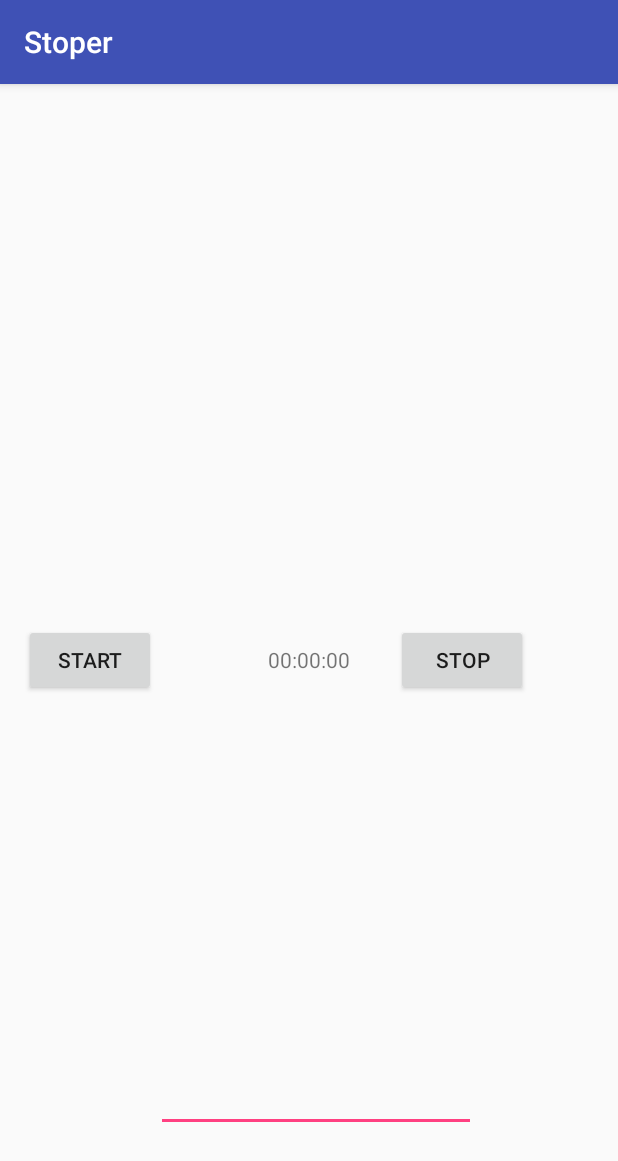
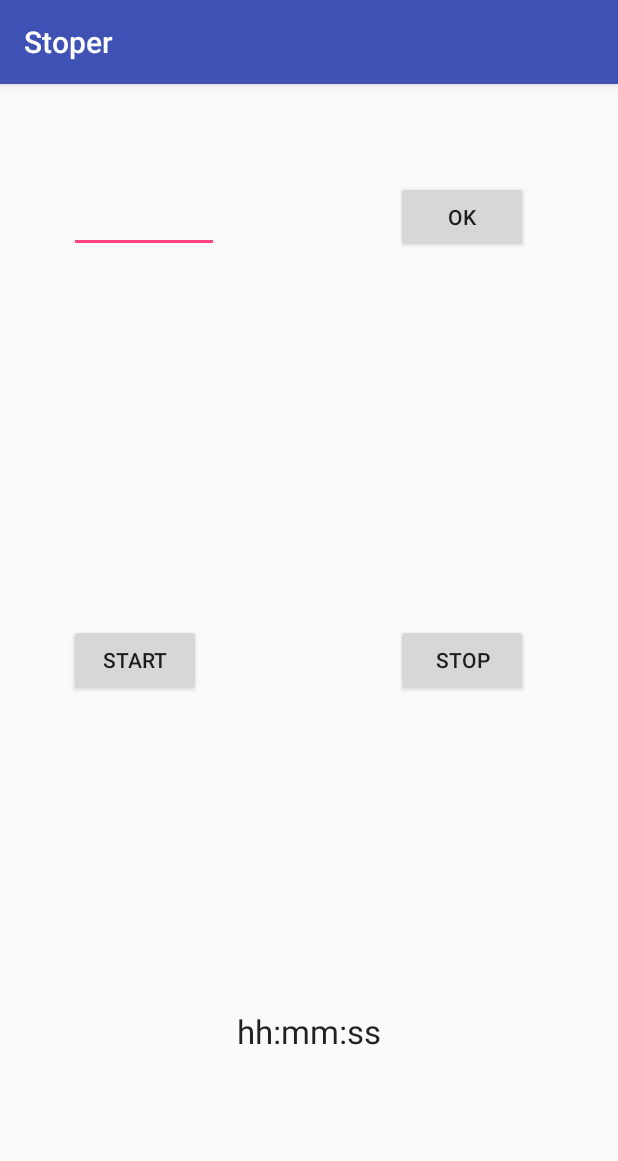
Before and after one commit to grzegul/stoper, an Android app: the screen it shows after launch (MainActivity), on a phone screen of 412 x 824 dp. Shown: the top 1161 px of the screen. Run offline under Robolectric (Android 15) with nearby library versions, the light colour scheme and no system bars.

Commit message:
dodane wprowadzanie czasu

```diff
--- a/app/src/main/java/io/github/grzegul/stoper/MainActivity.java
+++ b/app/src/main/java/io/github/grzegul/stoper/MainActivity.java
@@ -6,6 +6,7 @@ import android.os.Build;
 import android.os.CountDownTimer;
 import android.support.v7.app.AppCompatActivity;
 import android.os.Bundle;
+import android.util.Log;
 import android.view.View;
 import android.widget.Button;
 import android.widget.EditText;
@@ -23,8 +24,39 @@ import java.util.concurrent.TimeUnit;
 
 public class MainActivity extends AppCompatActivity {
 
-    Button btnStart, btnStop;
-    TextView textViewTime;
+    private Button btnOK, btnStart, btnStop;
+    private TextView textViewTime;
+    private int godziny = 60*60*1000;
+    private int minuty = 60*1000;
+    private int sekundy = 1000;
+    private int interwal = 1000;
+    private CounterClass timer;
+
+    public int getGodziny() {
+        return godziny/(60*60*1000);
+    }
+    public void setGodziny(int godziny) {
+        this.godziny = godziny*60*60*1000;
+    }
+    public int getMinuty() {
+        return minuty/(60*1000);
+    }
+    public void setMinuty(int minuty) {
+        this.minuty = minuty*60*1000;
+    }
+    public int getSekundy() {
+        return sekundy/1000;
+    }
+    public void setSekundy(int sekundy) {
+        this.sekundy = sekundy*1000;
+    }
+    public int getInterwal() {
+        return interwal;
+    }
+    public void setInterwal(int interwal) {
+        this.interwal = interwal;
+    }
+
 
 
     @Override
@@ -32,30 +64,43 @@ public class MainActivity extends AppCompatActivity {
         super.onCreate(savedInstanceState);
         setContentView(R.layout.activity_main);
 
+        btnOK = (Button) findViewById(R.id.btnOK);
         btnStart = (Button) findViewById(R.id.btnStart);
         btnStop = (Button) findViewById(R.id.btnStop);
         textViewTime = (TextView) findViewById(R.id.textViewTime);
-        EditText editTextTime = (EditText) findViewById(R.id.editTextTime);
-        textViewTime.setText("00:00:00");
+        textViewTime.setText("hh:mm:ss");
 
+        btnOK.setOnClickListener(new View.OnClickListener() {
+            @Override
+            public void onClick(View v) {
+                EditText editTextTime = (EditText) findViewById(R.id.editTextTime);
+                String s =  editTextTime.getText().toString();
+                if((s.contains(":")) && ((s.split(":")).length>3)){
+                    setSekundy(0);
+                    setMinuty(0);
+                    setGodziny(0);
+                } else if((s.contains(":")) && ((s.split(":")).length>2)){
+                    setSekundy(Integer.valueOf(s.split(":")[2]));
+                    setMinuty(Integer.valueOf(s.split(":")[1]));
+                    setGodziny(Integer.valueOf(s.split(":")[0]));
+                }else if(s.contains(":")){
+                    setSekundy(Integer.valueOf(s.split(":")[1]));
+                    setMinuty(Integer.valueOf(s.split(":")[0]));
+                    setGodziny(0);
 
-        String s =  editTextTime.getText().toString();
-        DateFormat formatter = new SimpleDateFormat("hh:mm:ss a");
-        try {
-            Date date = formatter.parse(s);
-            textViewTime.setText((CharSequence) date);
-        } catch (ParseException e) {
-            e.printStackTrace();
-        }
+                }else{
+                    setSekundy(0);
+                    setMinuty(Integer.valueOf(s));
+                    setGodziny(0);
+                }
+                textViewTime.setText(getGodziny()+":"+getMinuty()+":"+getSekundy());
 
-
-        int milisekundy = 5000;
-        int interwal = 1000;
-        final CounterClass timer = new CounterClass(milisekundy, interwal);
-
+            }
+        });
         btnStart.setOnClickListener(new View.OnClickListener() {
             @Override
             public void onClick(View v) {
+                timer = new CounterClass(getGodziny()*60*60*1000+getMinuty()*60*1000+getSekundy()*1000, getInterwal());
                 timer.start();
             }
         });
@@ -74,14 +119,14 @@ public class MainActivity extends AppCompatActivity {
 
         }
 
-
         @Override
         public void onTick(long millisUntilFinished){
             long millis = millisUntilFinished;
             String hms = String.format("%02d:%02d:%02d", TimeUnit.MILLISECONDS.toHours(millis),
                     TimeUnit.MILLISECONDS.toMinutes(millis) - TimeUnit.HOURS.toMinutes(TimeUnit.MILLISECONDS.toHours(millis)),
                     TimeUnit.MILLISECONDS.toSeconds(millis) - TimeUnit.MINUTES.toSeconds(TimeUnit.MILLISECONDS.toMinutes(millis)));
-            System.out.println(hms);
+//            Log.d("debuggowanie", hms);
+ //           System.out.println(hms);
             textViewTime.setText(hms);
         }
 
--- a/app/src/main/res/layout/activity_main.xml
+++ b/app/src/main/res/layout/activity_main.xml
@@ -12,9 +12,11 @@
     <TextView
         android:layout_width="wrap_content"
         android:layout_height="wrap_content"
+        android:textAppearance="?android:attr/textAppearanceLarge"
         android:text="Time"
         android:id="@+id/textViewTime"
-        android:layout_centerVertical="true"
+        android:layout_marginBottom="106dp"
+        android:layout_alignParentBottom="true"
         android:layout_centerHorizontal="true" />
 
     <Button
@@ -22,6 +24,7 @@
         android:layout_height="wrap_content"
         android:text="Start"
         android:id="@+id/btnStart"
+        android:layout_marginStart="30dp"
         android:layout_centerVertical="true"
         android:layout_alignParentStart="true" />
     <Button
@@ -34,12 +37,22 @@
         android:layout_alignParentEnd="true" />
 
     <EditText
-        android:layout_width="wrap_content"
+        android:layout_width="100dp"
         android:layout_height="wrap_content"
         android:inputType="time"
         android:ems="10"
         android:id="@+id/editTextTime"
-        android:layout_alignParentBottom="true"
-        android:layout_toEndOf="@+id/btnStart"
-        android:layout_marginBottom="53dp" />
+        android:layout_marginTop="51dp"
+        android:layout_alignParentTop="true"
+        android:layout_alignStart="@+id/btnStart" />
+
+    <Button
+        android:layout_width="wrap_content"
+        android:layout_height="wrap_content"
+        android:text="OK"
+        android:id="@+id/btnOK"
+        android:layout_alignBottom="@+id/editTextTime"
+        android:layout_alignStart="@+id/btnStop" />
+
+
 </RelativeLayout>
```
